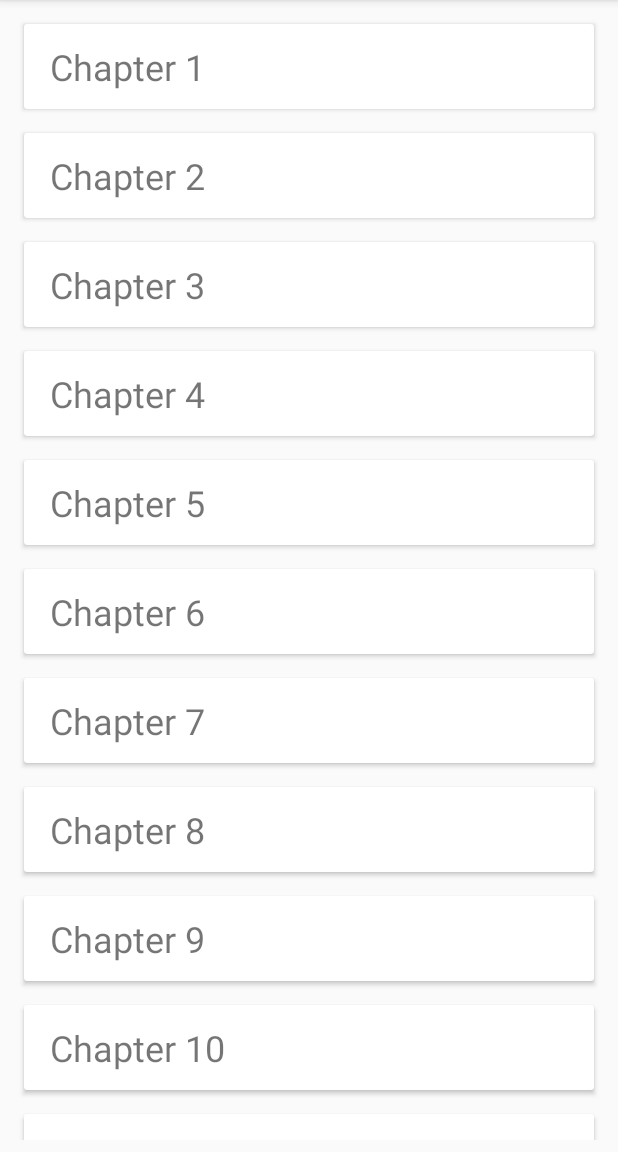
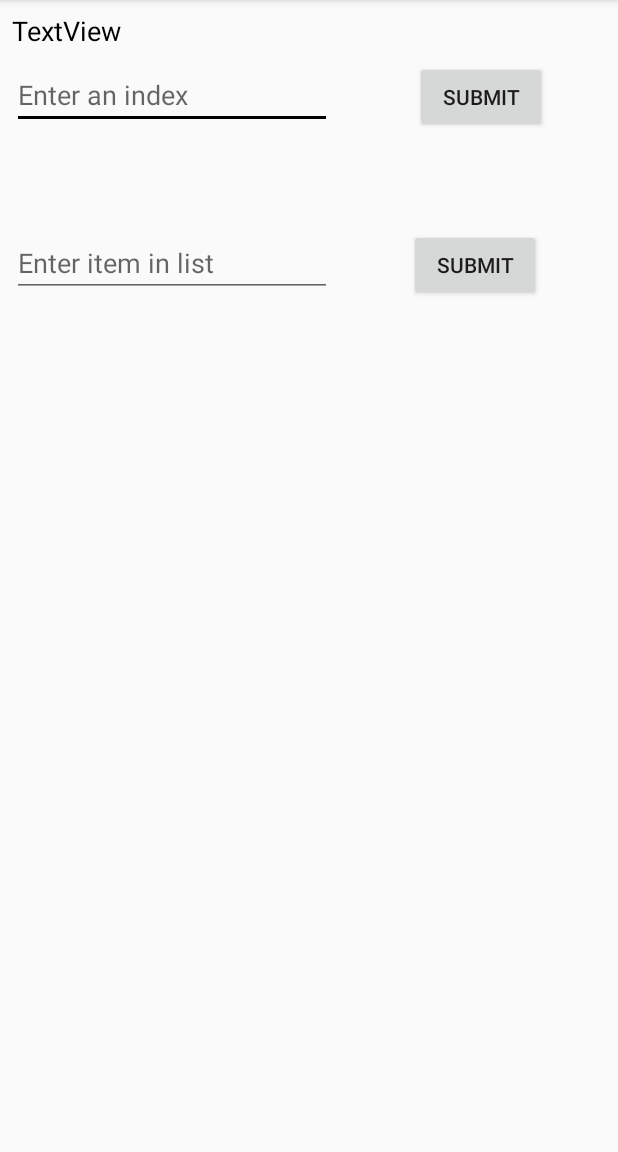
Before and after one commit to theapphideaway/AutomateWithPython, an Android app: the screen it shows after launch (MainActivity before the commit, ChapterFourActivity after it), after a tap on "Chapter 4", on a phone screen of 412 x 824 dp, the part 84-1236 px from its top. Run offline under Robolectric (Android 15) with nearby library versions, the phone set to English and light mode, and no system bars; libraries missing offline, so code that uses them is left out: com.chaquo.python; 3 statements that could not run were skipped.

Commit message:
Created chapter Five

```diff
--- a/app/src/main/AndroidManifest.xml
+++ b/app/src/main/AndroidManifest.xml
@@ -23,6 +23,10 @@
         </activity>
         <activity android:name=".Chapters.ChapterThreeActivity">
         </activity>
+        <activity android:name=".Chapters.ChapterFourActivity">
+        </activity>
+        <activity android:name=".Chapters.ChapterFiveActivity">
+        </activity>
     </application>
 
 </manifest>
--- a/app/src/main/java/com/theapphideaway/automatewithpython/ChapterAdapter.kt
+++ b/app/src/main/java/com/theapphideaway/automatewithpython/ChapterAdapter.kt
@@ -8,9 +8,7 @@ import android.view.LayoutInflater
 import android.view.View
 import android.view.ViewGroup
 import android.widget.TextView
-import com.theapphideaway.automatewithpython.Chapters.ChapterOneActivity
-import com.theapphideaway.automatewithpython.Chapters.ChapterThreeActivity
-import com.theapphideaway.automatewithpython.Chapters.ChapterTwoActivity
+import com.theapphideaway.automatewithpython.Chapters.*
 import kotlinx.android.synthetic.main.chapter_card.view.*
 
 class ChapterAdapter(private val chapterList: ArrayList<Chapter>, private val context: Context):
@@ -32,20 +30,27 @@ class ChapterAdapter(private val chapterList: ArrayList<Chapter>, private val co
         holder.bindPerson(chapterList[position])
         holder.itemView.setOnClickListener {
 
-            if (holder.itemView.chapter.text.toString() == "Chapter 1")
-            {
+            when {
+                holder.itemView.chapter.text.toString() == "Chapter 1" -> {
                     var intent = Intent(context, ChapterOneActivity::class.java)
                     startActivity(context,intent, null)
                 }
-            else if (holder.itemView.chapter.text.toString() == "Chapter 2")
-            {
+                holder.itemView.chapter.text.toString() == "Chapter 2" -> {
                     var intent = Intent(context, ChapterTwoActivity::class.java)
                     startActivity(context,intent, null)
                 }
-            else if (holder.itemView.chapter.text.toString() == "Chapter 3")
-            {
+                holder.itemView.chapter.text.toString() == "Chapter 3" -> {
                     var intent = Intent(context, ChapterThreeActivity::class.java)
                     startActivity(context,intent, null)
+                }
+                holder.itemView.chapter.text.toString() == "Chapter 4" -> {
+                    var intent = Intent(context, ChapterFourActivity::class.java)
+                    startActivity(context,intent, null)
+                }
+                holder.itemView.chapter.text.toString() == "Chapter 5" -> {
+                    var intent = Intent(context, ChapterFiveActivity::class.java)
+                    startActivity(context,intent, null)
+                }
             }
 
         }
--- /dev/null
+++ b/app/src/main/java/com/theapphideaway/automatewithpython/Chapters/ChapterFourActivity.kt
@@ -0,0 +1,33 @@
+package com.theapphideaway.automatewithpython.Chapters
+
+import android.support.v7.app.AppCompatActivity
+import android.os.Bundle
+import com.chaquo.python.Python
+import com.theapphideaway.automatewithpython.R
+import kotlinx.android.synthetic.main.activity_chapter_four.*
+
+class ChapterFourActivity : AppCompatActivity() {
+
+    override fun onCreate(savedInstanceState: Bundle?) {
+        super.onCreate(savedInstanceState)
+        setContentView(R.layout.activity_chapter_four)
+
+        val py = Python.getInstance()
+        var pyClass = py.getModule("ChapterFour")
+        list_text_view.text = "My list: " + pyClass.callAttr("my_list").toString()
+
+        index_button.setOnClickListener {
+            item_at_index_text_view.text = "Item at index: " + pyClass.callAttr("item_at_index",
+                delete_by_index_edit_text.text.toString().toInt())
+
+            new_list_text_view.text = "After deleting item at your index: " + pyClass.callAttr("delete_at_index",
+                delete_by_index_edit_text.text.toString().toInt())
+        }
+
+        verify_button.setOnClickListener {
+            verify_text_view.text = "Is it in the list? " + pyClass.callAttr("is_in_list",
+                verify_edit_text.text.toString())
+            added_item_list_text_view.text = "New List: " + pyClass.callAttr("add_item", verify_edit_text.text.toString())
+        }
+    }
+}
--- /dev/null
+++ b/app/src/main/res/layout/activity_chapter_four.xml
@@ -0,0 +1,79 @@
+<?xml version="1.0" encoding="utf-8"?>
+<android.support.constraint.ConstraintLayout
+        xmlns:android="http://schemas.android.com/apk/res/android"
+        xmlns:tools="http://schemas.android.com/tools"
+        xmlns:app="http://schemas.android.com/apk/res-auto"
+        android:layout_width="match_parent"
+        android:layout_height="match_parent"
+        tools:context=".Chapters.ChapterFourActivity">
+
+    <TextView
+            android:text="TextView"
+            android:layout_width="0dp"
+            android:layout_height="wrap_content"
+            android:id="@+id/list_text_view" android:layout_marginTop="8dp"
+            app:layout_constraintTop_toTopOf="parent" app:layout_constraintStart_toStartOf="parent"
+            android:layout_marginStart="8dp" app:layout_constraintEnd_toEndOf="parent" android:layout_marginEnd="8dp"
+            android:textColor="@color/colorAccent" android:textSize="18sp"/>
+    <EditText
+            android:layout_width="wrap_content"
+            android:layout_height="wrap_content"
+            android:inputType="textPersonName"
+            android:ems="10"
+            android:id="@+id/delete_by_index_edit_text"
+            android:hint="Enter an index"
+            android:layout_marginTop="8dp"
+            app:layout_constraintTop_toBottomOf="@+id/list_text_view" app:layout_constraintStart_toStartOf="parent"
+            android:layout_marginStart="8dp"/>
+    <Button
+            android:text="Submit"
+            android:layout_width="wrap_content"
+            android:layout_height="wrap_content"
+            android:id="@+id/index_button" android:layout_marginTop="8dp"
+            app:layout_constraintTop_toBottomOf="@+id/list_text_view" app:layout_constraintEnd_toEndOf="parent"
+            app:layout_constraintStart_toEndOf="@+id/delete_by_index_edit_text"
+            android:layout_marginStart="8dp"/>
+    <TextView
+            android:layout_width="wrap_content"
+            android:layout_height="wrap_content"
+            android:id="@+id/item_at_index_text_view" android:layout_marginTop="8dp"
+            app:layout_constraintTop_toBottomOf="@+id/delete_by_index_edit_text"
+            app:layout_constraintStart_toStartOf="parent" android:layout_marginStart="8dp"
+            android:textColor="@color/colorAccent"/>
+    <TextView
+            android:layout_width="wrap_content"
+            android:layout_height="wrap_content"
+            android:id="@+id/new_list_text_view"
+            app:layout_constraintStart_toStartOf="parent"
+            android:textColor="@color/colorAccent"
+            android:layout_marginStart="8dp" android:layout_marginTop="12dp"
+            app:layout_constraintTop_toBottomOf="@+id/item_at_index_text_view"/>
+    <EditText
+            android:layout_width="wrap_content"
+            android:layout_height="wrap_content"
+            android:inputType="textPersonName"
+            android:ems="10"
+            android:id="@+id/verify_edit_text" android:layout_marginTop="8dp"
+            app:layout_constraintTop_toBottomOf="@+id/new_list_text_view" app:layout_constraintStart_toStartOf="parent"
+            android:layout_marginStart="8dp" android:hint="Enter item in list"/>
+    <Button
+            android:text="Submit"
+            android:layout_width="wrap_content"
+            android:layout_height="wrap_content"
+            android:id="@+id/verify_button" app:layout_constraintStart_toEndOf="@+id/verify_edit_text"
+            android:layout_marginStart="8dp" android:layout_marginTop="8dp"
+            app:layout_constraintTop_toBottomOf="@+id/new_list_text_view" app:layout_constraintEnd_toEndOf="parent"
+            android:layout_marginEnd="8dp"/>
+    <TextView
+            android:layout_width="wrap_content"
+            android:layout_height="wrap_content"
+            android:id="@+id/verify_text_view" android:layout_marginTop="8dp"
+            app:layout_constraintTop_toBottomOf="@+id/verify_edit_text" app:layout_constraintStart_toStartOf="parent"
+            android:layout_marginStart="8dp" android:textColor="@color/colorAccent"/>
+    <TextView
+            android:layout_width="wrap_content"
+            android:layout_height="wrap_content"
+            android:id="@+id/added_item_list_text_view" android:layout_marginTop="8dp"
+            app:layout_constraintTop_toBottomOf="@+id/verify_text_view" app:layout_constraintStart_toStartOf="parent"
+            android:layout_marginStart="8dp" android:textColor="@color/colorAccent"/>
+</android.support.constraint.ConstraintLayout>
```
Also changed, not shown: app/src/main/java/com/theapphideaway/automatewithpython/Chapters/ChapterFiveActivity.kt (added, +60 -0 lines), app/src/main/res/layout/activity_chapter_five.xml (added, +94 -0 lines), 2 other files. Lines whose indentation alone changed are shown as unchanged.
